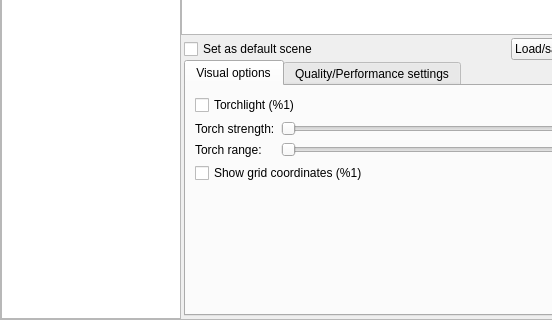
Qt form plugins/Scenery3d/src/gui/scenery3dDialog.ui (519984307/stellarium_src) before a commit; both pictures show x 0 to 552 and y 230 to 550 of the 831 by 550 pixel window.
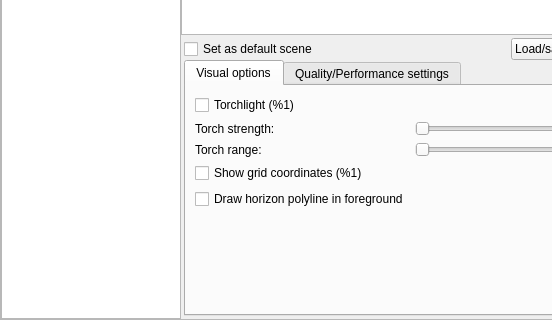
The same form after that commit. Custom widgets are drawn as their Qt base class.

Commit message: Scenery3D: Allow landscape polygon overdrawn onto the 3D scenery. - Important to show (not simulated) effects of Earth curvature.

What changed in the file:
```diff
--- a/plugins/Scenery3d/src/gui/scenery3dDialog.ui
+++ b/plugins/Scenery3d/src/gui/scenery3dDialog.ui
@@ -464,6 +464,16 @@
                    </property>
                   </widget>
                  </item>
+                 <item row="4" column="0">
+                  <widget class="QCheckBox" name="overdrawLandscapePolylineCheckBox">
+                   <property name="toolTip">
+                    <string>Overdraw horizon polygon defined in your landscape. This displays the inaccuracies in a very large planar model compared to Earth curvature, of course only for a single point of observation.</string>
+                   </property>
+                   <property name="text">
+                    <string>Draw horizon polyline in foreground</string>
+                   </property>
+                  </widget>
+                 </item>
                 </layout>
                </widget>
                <widget class="QWidget" name="tab_2">
```
Left out of the diff: 31 changed lines with no effect on the pictures. The commit also changes 4 other files.
